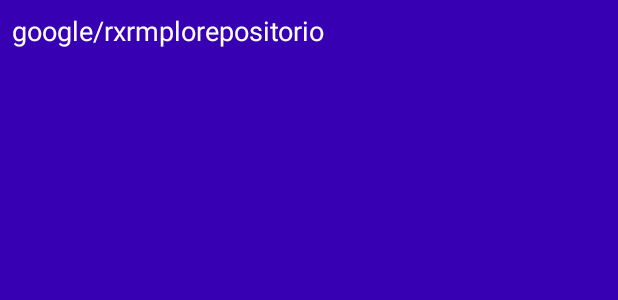
After one commit to rafaelsouza-develop/practice-test_bliss, an Android app: the layout item_google_repos.xml on its own in the app's theme, with its tools: preview values and no code run, on a phone screen of 412 x 824 dp. The commit adds this screen. Shown: the top 300 px of the screen. Run offline under Robolectric (Android 15) with nearby library versions, the phone set to English and light mode, and no system bars; network calls fail.

Commit message:
feat: create view to list google repos

```diff
--- a/app/src/main/AndroidManifest.xml
+++ b/app/src/main/AndroidManifest.xml
@@ -12,7 +12,8 @@
         android:roundIcon="@mipmap/ic_launcher_round"
         android:supportsRtl="true"
         android:theme="@style/Theme.TesteBliss">
-        <activity android:name=".modules.emojislist.EmojiListActivity"></activity>
+        <activity android:name=".modules.googlerepos.GoogleReposActivity" />
+        <activity android:name=".modules.emojislist.EmojiListActivity" />
         <activity android:name=".modules.main.MainActivity">
             <intent-filter>
                 <action android:name="android.intent.action.MAIN" />
--- a/app/src/main/java/com/example/testebliss/di/NetworkRepository.kt
+++ b/app/src/main/java/com/example/testebliss/di/NetworkRepository.kt
@@ -4,6 +4,7 @@ import com.example.testebliss.BuildConfig
 import com.example.testebliss.data.network.EmojiConverterFactory
 import com.example.testebliss.data.network.RequestInterceptor
 import com.example.testebliss.data.network.services.EmojiService
+import com.example.testebliss.data.network.services.GoogleReposService
 import com.example.testebliss.models.EmojiList
 import com.google.gson.GsonBuilder
 import org.koin.dsl.module
@@ -24,4 +25,5 @@ val networkModule = module {
     }
 
     single { get<Retrofit>().create(EmojiService::class.java) }
+    single { get<Retrofit>().create(GoogleReposService::class.java) }
 }
--- a/app/src/main/java/com/example/testebliss/di/ViewModelModule.kt
+++ b/app/src/main/java/com/example/testebliss/di/ViewModelModule.kt
@@ -1,6 +1,7 @@
 package com.example.testebliss.di
 
 import com.example.testebliss.modules.emojislist.EmojiListViewModel
+import com.example.testebliss.modules.googlerepos.GoogleReposViewModel
 import com.example.testebliss.modules.main.MainViewModel
 import com.example.testebliss.util.DispatcherProvider
 import org.koin.dsl.module
@@ -9,4 +10,5 @@ val viewModelModule = module {
     factory { DispatcherProvider() }
     factory { MainViewModel(get(), get()) }
     factory { EmojiListViewModel(get(), get()) }
+    factory { GoogleReposViewModel(get(), get()) }
 }
--- a/app/src/main/java/com/example/testebliss/modules/emojislist/EmojiListActivity.kt
+++ b/app/src/main/java/com/example/testebliss/modules/emojislist/EmojiListActivity.kt
@@ -1,14 +1,12 @@
 package com.example.testebliss.modules.emojislist
 
+import android.os.Bundle
 import androidx.appcompat.app.AppCompatActivity
-import android.os.Bundle
 import androidx.lifecycle.Observer
 import androidx.recyclerview.widget.GridLayoutManager
-import androidx.recyclerview.widget.LinearLayoutManager
 import com.example.testebliss.R
 import com.example.testebliss.models.Emoji
 import com.example.testebliss.models.ResponseStatus
-import com.example.testebliss.modules.main.MainViewModel
 import kotlinx.android.synthetic.main.activity_emoji_list.*
 import org.koin.androidx.viewmodel.ext.android.viewModel
 
--- a/app/src/main/java/com/example/testebliss/modules/emojislist/EmojiListViewModel.kt
+++ b/app/src/main/java/com/example/testebliss/modules/emojislist/EmojiListViewModel.kt
@@ -7,7 +7,7 @@ import com.example.testebliss.base.ViewState
 import com.example.testebliss.data.network.Result
 import com.example.testebliss.models.Emoji
 import com.example.testebliss.models.ResponseStatus
-import com.example.testebliss.repository.EmojiRepository
+import com.example.testebliss.repository.emoji.EmojiRepository
 import com.example.testebliss.util.DispatcherProvider
 import kotlinx.coroutines.launch
 
--- a/app/src/main/java/com/example/testebliss/modules/main/MainViewModel.kt
+++ b/app/src/main/java/com/example/testebliss/modules/main/MainViewModel.kt
@@ -7,7 +7,7 @@ import com.example.testebliss.base.ViewState
 import com.example.testebliss.data.network.Result
 import com.example.testebliss.models.Emoji
 import com.example.testebliss.models.ResponseStatus
-import com.example.testebliss.repository.EmojiRepository
+import com.example.testebliss.repository.emoji.EmojiRepository
 import com.example.testebliss.util.DispatcherProvider
 import kotlinx.coroutines.launch
 
--- a/app/src/main/java/com/example/testebliss/repository/EmojiRepository.kt
+++ b/app/src/main/java/com/example/testebliss/repository/emoji/EmojiRepository.kt
@@ -1,4 +1,4 @@
-package com.example.testebliss.repository
+package com.example.testebliss.repository.emoji
 
 import com.example.testebliss.data.network.Result
 import com.example.testebliss.models.EmojiList
--- a/app/src/main/java/com/example/testebliss/repository/EmojiRepositoryImpl.kt
+++ b/app/src/main/java/com/example/testebliss/repository/emoji/EmojiRepositoryImpl.kt
@@ -1,10 +1,12 @@
-package com.example.testebliss.repository
+package com.example.testebliss.repository.emoji
 
 import com.example.testebliss.data.network.Result
 import com.example.testebliss.data.network.services.EmojiService
 import com.example.testebliss.models.EmojiList
+import com.example.testebliss.repository.emoji.EmojiRepository
 
-class EmojiRepositoryImpl(private val emojiService: EmojiService) : EmojiRepository {
+class EmojiRepositoryImpl(private val emojiService: EmojiService) :
+    EmojiRepository {
 
     override suspend fun getEmojis(): Result<EmojiList> {
         val response = emojiService.getEmojis()
--- /dev/null
+++ b/app/src/main/res/layout/item_google_repos.xml
@@ -0,0 +1,23 @@
+<?xml version="1.0" encoding="utf-8"?>
+<androidx.constraintlayout.widget.ConstraintLayout
+    xmlns:android="http://schemas.android.com/apk/res/android"
+    xmlns:app="http://schemas.android.com/apk/res-auto"
+    android:layout_width="match_parent"
+    android:layout_height="wrap_content">
+
+    <TextView
+        android:id="@+id/txtNameRepos"
+        android:layout_width="match_parent"
+        android:layout_height="wrap_content"
+        android:layout_marginStart="8dp"
+        android:layout_marginTop="8dp"
+        android:layout_marginBottom="8dp"
+        android:text="google/rxrmplorepositorio"
+        android:textColor="@color/white"
+        android:textSize="18sp"
+        app:layout_constraintBottom_toBottomOf="parent"
+        app:layout_constraintEnd_toEndOf="parent"
+        app:layout_constraintStart_toStartOf="parent"
+        app:layout_constraintTop_toTopOf="parent" />
+
+</androidx.constraintlayout.widget.ConstraintLayout>
```
Also changed, not shown: app/src/main/java/com/example/testebliss/data/network/services/GoogleReposService.kt (added, +17 -0 lines), app/src/main/java/com/example/testebliss/di/RepositoryModule.kt (+6 -2 lines), app/src/main/java/com/example/testebliss/models/GoogleRepos.kt (added, +14 -0 lines), app/src/main/java/com/example/testebliss/modules/googlerepos/GoogleReposActivity.kt (added, +47 -0 lines), app/src/main/java/com/example/testebliss/modules/googlerepos/GoogleReposAdapter.kt (added, +37 -0 lines), app/src/main/java/com/example/testebliss/modules/googlerepos/GoogleReposViewModel.kt (added, +40 -0 lines), app/src/main/java/com/example/testebliss/modules/main/MainActivity.kt (+9 -2 lines), app/src/main/java/com/example/testebliss/repository/googlerepos/GoogleReposRepository.kt (added, +13 -0 lines), app/src/main/java/com/example/testebliss/repository/googlerepos/GoogleReposRepositoryImpl.kt (added, +17 -0 lines), app/src/main/res/layout/activity_google_repos.xml (added, +27 -0 lines).
